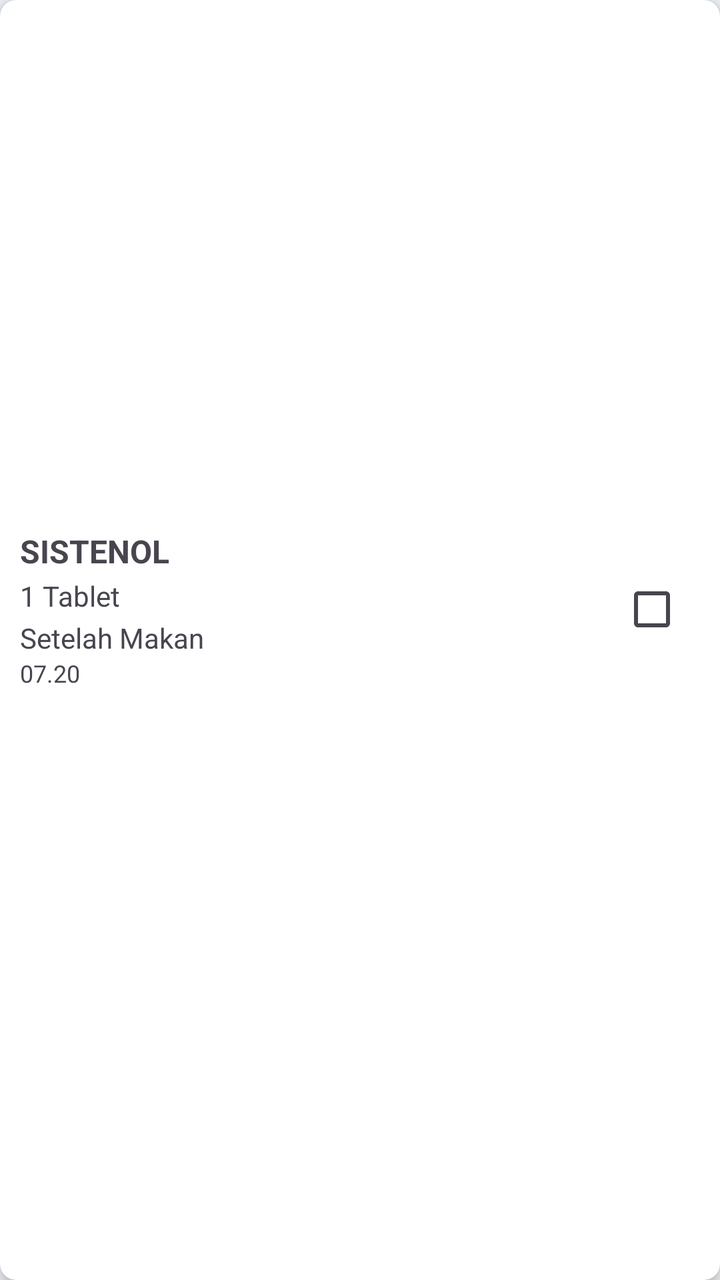
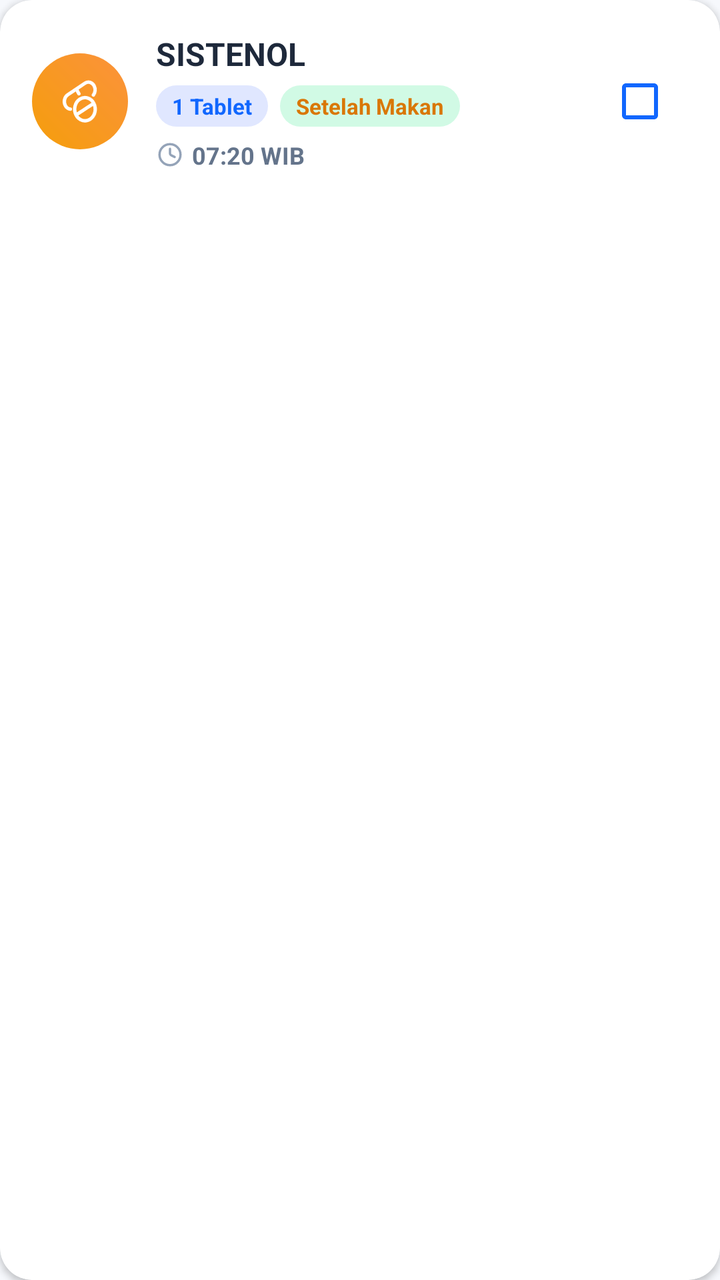

Before-and-after screenshots of an Android layout around one commit, followed by the original layout XML and the change that was made.
<!-- AndroidManifest.xml: application theme Theme.PatientMobileApp -->
<!-- res/layout/obat_reminder_card.xml -->
<?xml version="1.0" encoding="utf-8"?>
<androidx.cardview.widget.CardView xmlns:android="http://schemas.android.com/apk/res/android"
    xmlns:card_view="http://schemas.android.com/apk/res-auto"
    android:layout_width="match_parent"
    android:layout_height="wrap_content"
    card_view:cardElevation="4dp"
    card_view:cardCornerRadius="8dp"
    android:layout_margin="8dp">

    <LinearLayout
        android:layout_width="match_parent"
        android:layout_height="wrap_content"
        android:layout_gravity="center_vertical"
        android:layout_marginBottom="15dp"
        android:background="@drawable/shape_fitur"
        android:orientation="horizontal"
        android:padding="10dp">

        

        
        <LinearLayout
            android:layout_gravity="center_vertical"
            android:layout_width="0dp"
            android:layout_height="wrap_content"
            android:layout_weight="1"
            android:orientation="vertical">

            <TextView
                android:id="@+id/namaReminder"
                android:layout_width="wrap_content"
                android:layout_height="wrap_content"
                android:text="SISTENOL"
                android:textStyle="bold"
                android:textSize="16sp"
                android:layout_marginBottom="2dp" />

            <TextView
                android:id="@+id/dosisReminder"
                android:layout_width="wrap_content"
                android:layout_height="wrap_content"
                android:layout_marginBottom="2dp"
                android:text="1 Tablet"
                android:textSize="14sp" />

            <TextView
                android:id="@+id/waktuReminder"
                android:layout_width="match_parent"
                android:layout_height="wrap_content"
                android:text="Setelah Makan" />

            <TextView
                android:id="@+id/timeReminder"
                android:layout_width="wrap_content"
                android:layout_height="wrap_content"
                android:text="07.20"
                android:textSize="12sp" />
        </LinearLayout>

        
        <CheckBox
            android:id="@+id/checkboxReminder"
            android:layout_width="wrap_content"
            android:layout_height="wrap_content"
            android:layout_gravity="center_vertical"
            android:layout_marginStart="10dp" />

    </LinearLayout>

</androidx.cardview.widget.CardView>
<!-- resources referenced by this layout -->
<resources>
  <!-- drawable shape_fitur (drawable) -->
  <?xml version="1.0" encoding="utf-8"?>
  <shape xmlns:android="http://schemas.android.com/apk/res/android">
      <corners android:radius="10dp"/>
      <solid android:color="@color/white"/>
      <size android:width="80dp" android:height="105dp"/>
  </shape>
  <style name="Base.Theme.PatientMobileApp" parent="Theme.Material3.DayNight.NoActionBar">
          
          <item name="colorPrimary">@color/biruTua</item>
          <item name="actionBarTheme">@style/ThemeOverlay.Material3.ActionBar</item>
          <item name="android:windowBackground">@color/abu</item>
          <item name="android:forceDarkAllowed" tools:targetApi="q">false</item>
      </style>
  <color name="biruTua">#252F4A</color>
  <color name="abu">#F0F4F8</color>
  <!-- unchanged entries left out for length: 2 -->
</resources>

<!-- the commit's change to res/layout/obat_reminder_card.xml (unified diff, before → after) -->
@@ -1,28 +1,39 @@
 <?xml version="1.0" encoding="utf-8"?>
 <androidx.cardview.widget.CardView xmlns:android="http://schemas.android.com/apk/res/android"
-    xmlns:card_view="http://schemas.android.com/apk/res-auto"
+    xmlns:app="http://schemas.android.com/apk/res-auto"
     android:layout_width="match_parent"
     android:layout_height="wrap_content"
-    card_view:cardElevation="4dp"
-    card_view:cardCornerRadius="8dp"
-    android:layout_margin="8dp">
+    android:layout_marginHorizontal="4dp"
+    android:layout_marginVertical="6dp"
+    app:cardBackgroundColor="@color/white"
+    app:cardCornerRadius="16dp"
+    app:cardElevation="2dp">
 
     <LinearLayout
         android:layout_width="match_parent"
         android:layout_height="wrap_content"
-        android:layout_gravity="center_vertical"
-        android:layout_marginBottom="15dp"
-        android:background="@drawable/shape_fitur"
+        android:gravity="center_vertical"
         android:orientation="horizontal"
-        android:padding="10dp">
+        android:padding="16dp">
 
         
+        <FrameLayout
+            android:layout_width="48dp"
+            android:layout_height="48dp"
+            android:background="@drawable/shape_circle_amber">
+
+            <ImageView
+                android:layout_width="24dp"
+                android:layout_height="24dp"
+                android:layout_gravity="center"
+                android:src="@drawable/obat_putih" />
+        </FrameLayout>
 
         
         <LinearLayout
-            android:layout_gravity="center_vertical"
             android:layout_width="0dp"
             android:layout_height="wrap_content"
+            android:layout_marginStart="14dp"
             android:layout_weight="1"
             android:orientation="vertical">
 
@@ -31,30 +42,66 @@
                 android:layout_width="wrap_content"
                 android:layout_height="wrap_content"
                 android:text="SISTENOL"
-                android:textStyle="bold"
+                android:textColor="@color/biruTua"
                 android:textSize="16sp"
-                android:layout_marginBottom="2dp" />
+                android:textStyle="bold" />
 
-            <TextView
-                android:id="@+id/dosisReminder"
+            <LinearLayout
                 android:layout_width="wrap_content"
                 android:layout_height="wrap_content"
-                android:layout_marginBottom="2dp"
-                android:text="1 Tablet"
-                android:textSize="14sp" />
+                android:layout_marginTop="5dp"
+                android:gravity="center_vertical"
+                android:orientation="horizontal">
 
-            <TextView
-                android:id="@+id/waktuReminder"
-                android:layout_width="match_parent"
-                android:layout_height="wrap_content"
-                android:text="Setelah Makan" />
+                <TextView
+                    android:id="@+id/dosisReminder"
+                    android:layout_width="wrap_content"
+                    android:layout_height="wrap_content"
+                    android:background="@drawable/shape_tag_info"
+                    android:paddingHorizontal="8dp"
+                    android:paddingVertical="3dp"
+                    android:text="1 Tablet"
+                    android:textColor="@color/accent_blue"
+                    android:textSize="11sp"
+                    android:textStyle="bold" />
 
-            <TextView
-                android:id="@+id/timeReminder"
+                <TextView
+                    android:id="@+id/waktuReminder"
+                    android:layout_width="wrap_content"
+                    android:layout_height="wrap_content"
+                    android:layout_marginStart="6dp"
+                    android:background="@drawable/shape_tag_tips"
+                    android:paddingHorizontal="8dp"
+                    android:paddingVertical="3dp"
+                    android:text="Setelah Makan"
+                    android:textColor="#D97706"
+                    android:textSize="11sp"
+                    android:textStyle="bold" />
+            </LinearLayout>
+
+            <LinearLayout
                 android:layout_width="wrap_content"
                 android:layout_height="wrap_content"
-                android:text="07.20"
-                android:textSize="12sp" />
+                android:layout_marginTop="6dp"
+                android:gravity="center_vertical"
+                android:orientation="horizontal">
+
+                <ImageView
+                    android:layout_width="14dp"
+                    android:layout_height="14dp"
+                    android:src="@drawable/majesticons_clock_line"
+                    app:tint="@color/text_muted" />
+
+                <TextView
+                    android:id="@+id/timeReminder"
+                    android:layout_width="wrap_content"
+                    android:layout_height="wrap_content"
+                    android:layout_marginStart="4dp"
+                    android:text="07:20 WIB"
+                    android:textColor="@color/text_secondary"
+                    android:textSize="12sp"
+                    android:textStyle="bold" />
+            </LinearLayout>
         </LinearLayout>
 
         
@@ -62,8 +109,8 @@
             android:id="@+id/checkboxReminder"
             android:layout_width="wrap_content"
             android:layout_height="wrap_content"
-            android:layout_gravity="center_vertical"
-            android:layout_marginStart="10dp" />
+            android:layout_marginStart="8dp"
+            android:buttonTint="@color/accent_blue" />
 
     </LinearLayout>
 
<!-- resource entries referenced after the edit -->
@@ -1,21 +1,82 @@
 <!-- resources referenced by this layout -->
 <resources>
-  <!-- drawable shape_fitur (drawable) -->
+  <color name="accent_blue">#1167FE</color>
+  <style name="Base.Theme.PatientMobileApp" parent="Theme.Material3.DayNight.NoActionBar">
+          
+          <item name="colorPrimary">@color/biruNeon</item>
+          <item name="actionBarTheme">@style/ThemeOverlay.Material3.ActionBar</item>
+          <item name="android:windowBackground">@color/bg_main</item>
+          <item name="android:forceDarkAllowed" tools:targetApi="q">false</item>
+      </style>
+  <color name="biruNeon">#1167FE</color>
+  <color name="bg_main">#F6F8FC</color>
+  <color name="biruTua">#1E293B</color>
+  <color name="text_muted">#94A3B8</color>
+  <color name="text_secondary">#64748B</color>
+  <!-- drawable majesticons_clock_line (drawable) -->
+  <vector xmlns:android="http://schemas.android.com/apk/res/android"
+      android:width="15dp"
+      android:height="15dp"
+      android:viewportWidth="15"
+      android:viewportHeight="15">
+    <path
+        android:pathData="M7.5,13.125C10.607,13.125 13.125,10.607 13.125,7.5C13.125,4.393 10.607,1.875 7.5,1.875C4.393,1.875 1.875,4.393 1.875,7.5C1.875,10.607 4.393,13.125 7.5,13.125Z"
+        android:strokeLineJoin="round"
+        android:strokeWidth="1.25"
+        android:fillColor="#00000000"
+        android:strokeColor="#656E8A"
+        android:strokeLineCap="round"/>
+    <path
+        android:pathData="M7.5,4.375V6.727C7.5,6.96 7.565,7.187 7.687,7.385C7.809,7.582 7.984,7.742 8.191,7.846L10,8.75"
+        android:strokeLineJoin="round"
+        android:strokeWidth="1.25"
+        android:fillColor="#00000000"
+        android:strokeColor="#656E8A"
+        android:strokeLineCap="round"/>
+  </vector>
+  <!-- drawable obat_putih (drawable) -->
+  <vector xmlns:android="http://schemas.android.com/apk/res/android"
+      android:width="25dp"
+      android:height="28dp"
+      android:viewportWidth="25"
+      android:viewportHeight="28">
+    <path
+        android:pathData="M20.544,15.155C20.947,15.922 21.212,16.77 21.322,17.652C21.433,18.533 21.388,19.43 21.189,20.292C20.99,21.153 20.642,21.962 20.164,22.671C19.686,23.38 19.088,23.976 18.405,24.423C17.722,24.871 16.966,25.163 16.182,25.281C15.398,25.398 14.6,25.341 13.836,25.11C13.071,24.88 12.354,24.482 11.727,23.939C11.099,23.396 10.573,22.719 10.179,21.947M20.544,15.155C19.736,13.621 18.422,12.507 16.889,12.058C15.355,11.609 13.726,11.86 12.358,12.757C10.989,13.653 9.992,15.123 9.584,16.845C9.176,18.567 9.39,20.401 10.179,21.947M20.544,15.155L10.179,21.947M10.36,6.807L15.431,3.406C17.298,2.154 19.695,2.883 20.785,5.035C21.201,5.858 21.381,6.806 21.3,7.749C21.219,8.691 20.88,9.582 20.331,10.3M10.36,6.807L5.288,10.208C3.422,11.46 2.791,14.219 3.88,16.37C4.185,16.98 4.615,17.5 5.134,17.885C5.653,18.271 6.246,18.511 6.864,18.587M10.36,6.807L11.828,9.567"
+        android:strokeLineJoin="round"
+        android:strokeWidth="2"
+        android:fillColor="#00000000"
+        android:strokeColor="#ffffff"
+        android:strokeLineCap="round"/>
+  </vector>
+  <!-- drawable shape_circle_amber (drawable) -->
+  <?xml version="1.0" encoding="utf-8"?>
+  <shape xmlns:android="http://schemas.android.com/apk/res/android"
+      android:shape="oval">
+      <gradient
+          android:angle="45"
+          android:startColor="@color/feature_amber_start"
+          android:endColor="@color/feature_amber_end"
+          android:type="linear" />
+      <size
+          android:width="48dp"
+          android:height="48dp" />
+  </shape>
+  <!-- drawable shape_tag_info (drawable) -->
   <?xml version="1.0" encoding="utf-8"?>
   <shape xmlns:android="http://schemas.android.com/apk/res/android">
-      <corners android:radius="10dp"/>
-      <solid android:color="@color/white"/>
-      <size android:width="80dp" android:height="105dp"/>
+      <solid android:color="@color/tag_info_bg" />
+      <corners android:radius="12dp" />
   </shape>
-  <style name="Base.Theme.PatientMobileApp" parent="Theme.Material3.DayNight.NoActionBar">
-          
-          <item name="colorPrimary">@color/biruTua</item>
-          <item name="actionBarTheme">@style/ThemeOverlay.Material3.ActionBar</item>
-          <item name="android:windowBackground">@color/abu</item>
-          <item name="android:forceDarkAllowed" tools:targetApi="q">false</item>
-      </style>
-  <color name="biruTua">#252F4A</color>
-  <color name="abu">#F0F4F8</color>
+  <!-- drawable shape_tag_tips (drawable) -->
+  <?xml version="1.0" encoding="utf-8"?>
+  <shape xmlns:android="http://schemas.android.com/apk/res/android">
+      <solid android:color="@color/tag_tips_bg" />
+      <corners android:radius="12dp" />
+  </shape>
+  <color name="feature_amber_start">#F59E0B</color>
+  <color name="feature_amber_end">#FB923C</color>
+  <color name="tag_info_bg">#E0E7FF</color>
+  <color name="tag_tips_bg">#D1FAE5</color>
   <!-- unchanged entries left out for length: 2 -->
 </resources>
 
